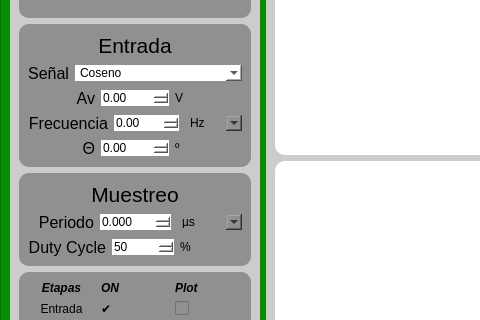
The window that frontend/designer/mainwindow.ui (carlos-angel-chen/TP1-ASSD) describes before a commit, drawn with Qt 5; both pictures show x 0 to 480 and y 134 to 454 of the 976 by 583 pixel window.
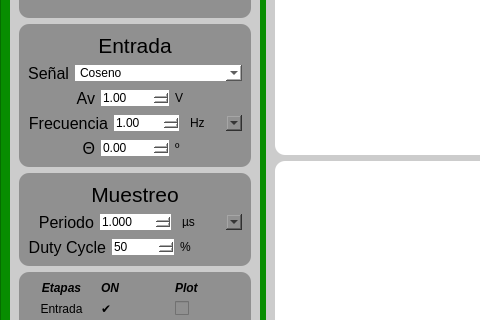
The same window after the commit.

Commit message: Detalles en la ventana (minimos a los valores) y avancé en backend (recive.py)

What changed in the file:
```diff
--- a/frontend/designer/mainwindow.ui
+++ b/frontend/designer/mainwindow.ui
@@ -328,9 +328,15 @@
                  <property name="decimals">
                   <number>2</number>
                  </property>
+                 <property name="minimum">
+                  <double>0.010000000000000</double>
+                 </property>
                  <property name="maximum">
                   <double>999.000000000000000</double>
                  </property>
+                 <property name="value">
+                  <double>1.000000000000000</double>
+                 </property>
                 </widget>
                </item>
                <item>
@@ -391,9 +397,15 @@
                  <property name="decimals">
                   <number>2</number>
                  </property>
+                 <property name="minimum">
+                  <double>0.010000000000000</double>
+                 </property>
                  <property name="maximum">
                   <double>1000.000000000000000</double>
                  </property>
+                 <property name="value">
+                  <double>1.000000000000000</double>
+                 </property>
                 </widget>
                </item>
                <item>
@@ -581,9 +593,15 @@
                  <property name="decimals">
                   <number>3</number>
                  </property>
+                 <property name="minimum">
+                  <double>0.001000000000000</double>
+                 </property>
                  <property name="maximum">
                   <double>1000.000000000000000</double>
                  </property>
+                 <property name="value">
+                  <double>1.000000000000000</double>
+                 </property>
                 </widget>
                </item>
                <item>
```
Left out of the diff: 3 changed lines with no effect on the pictures. The commit also changes 3 other files.
